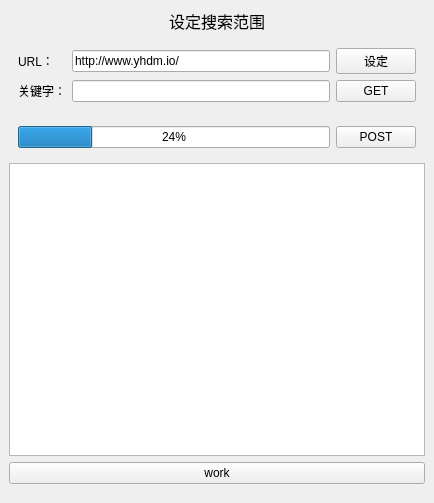
This is mainwindow.ui in cccccrz/mycrawl as Qt 5 draws it before an edit. The edited form follows.
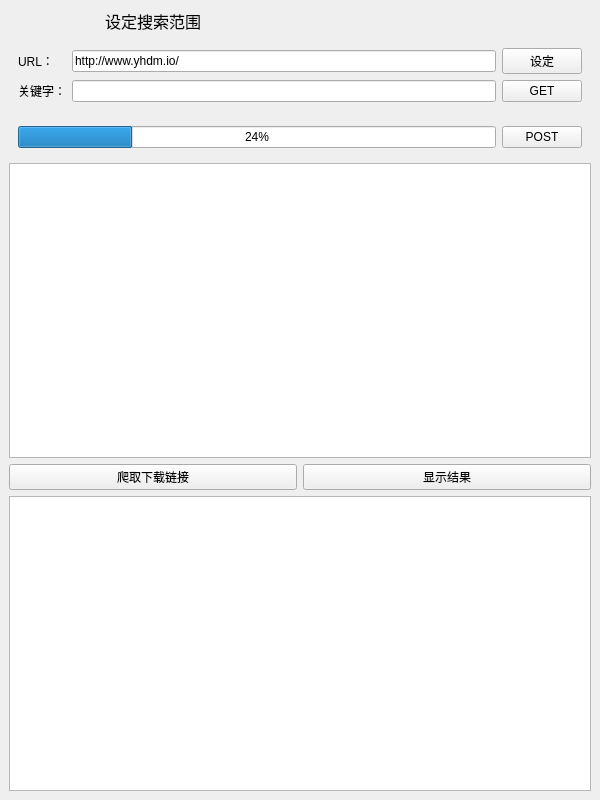
This is the edited form.

The edit to the form file:
```diff
--- a/mainwindow.ui
+++ b/mainwindow.ui
@@ -6,16 +6,16 @@
    <rect>
     <x>0</x>
     <y>0</y>
-    <width>434</width>
-    <height>503</height>
+    <width>600</width>
+    <height>800</height>
    </rect>
   </property>
   <property name="windowTitle">
    <string>网络爬虫工具</string>
   </property>
   <widget class="QWidget" name="centralwidget">
-   <layout class="QVBoxLayout" name="verticalLayout">
-    <item>
+   <layout class="QGridLayout" name="gridLayout_2">
+    <item row="0" column="0">
      <widget class="QLabel" name="label_2">
       <property name="font">
        <font>
@@ -44,7 +44,7 @@
       </property>
      </widget>
     </item>
-    <item>
+    <item row="1" column="0" colspan="2">
      <widget class="QWidget" name="widget_3" native="true">
       <layout class="QGridLayout" name="gridLayout">
        <item row="0" column="1">
@@ -88,7 +88,7 @@
       </layout>
      </widget>
     </item>
-    <item>
+    <item row="2" column="0" colspan="2">
      <widget class="QWidget" name="widget" native="true">
       <layout class="QHBoxLayout" name="horizontalLayout">
        <item>
@@ -108,31 +108,25 @@
       </layout>
      </widget>
     </item>
-    <item>
+    <item row="3" column="0" colspan="2">
      <widget class="QTextEdit" name="out_Text"/>
     </item>
-    <item>
+    <item row="4" column="0">
      <widget class="QPushButton" name="work_Btn">
       <property name="text">
-       <string>work</string>
+       <string>爬取下载链接</string>
       </property>
      </widget>
     </item>
-    <item>
-     <spacer name="verticalSpacer">
-      <property name="orientation">
-       <enum>Qt::Vertical</enum>
+    <item row="4" column="1">
+     <widget class="QPushButton" name="show_Btn">
+      <property name="text">
+       <string>显示结果</string>
       </property>
-      <property name="sizeType">
-       <enum>QSizePolicy::Fixed</enum>
-      </property>
-      <property name="sizeHint" stdset="0">
-       <size>
-        <width>5</width>
-        <height>10</height>
-       </size>
-      </property>
-     </spacer>
+     </widget>
+    </item>
+    <item row="5" column="0" colspan="2">
+     <widget class="QListWidget" name="listWidget"/>
     </item>
    </layout>
   </widget>
```
